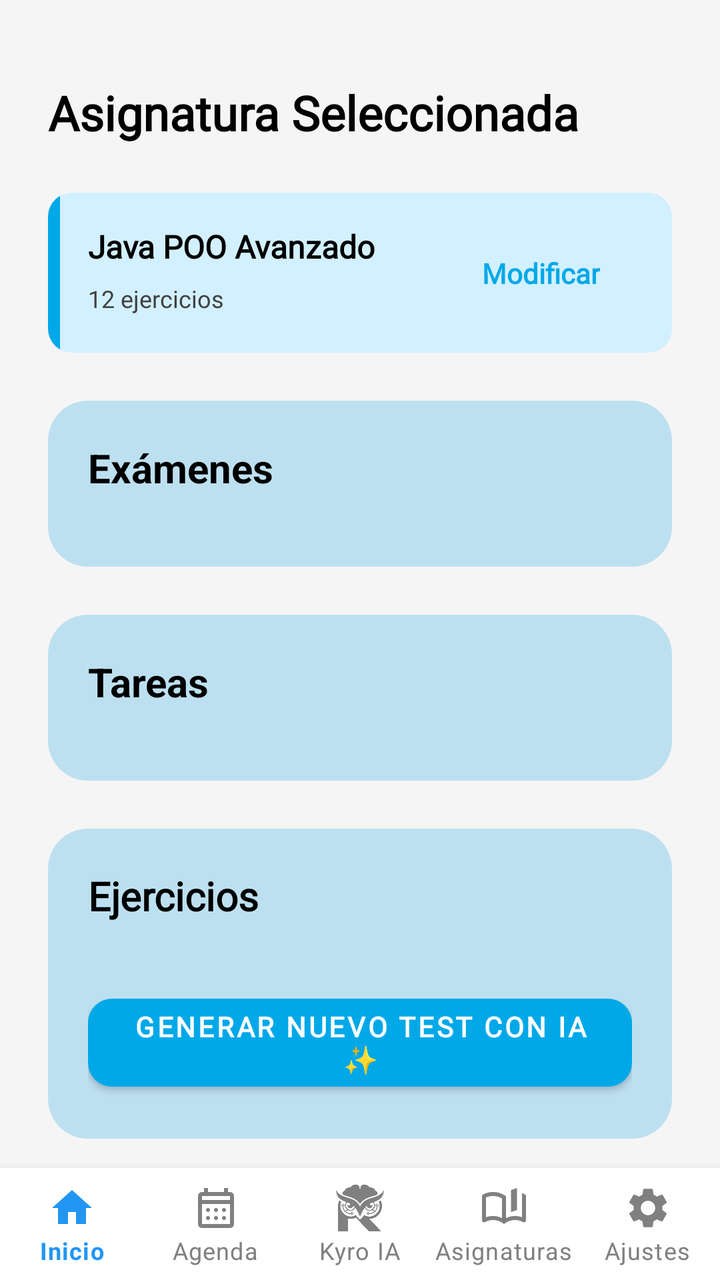
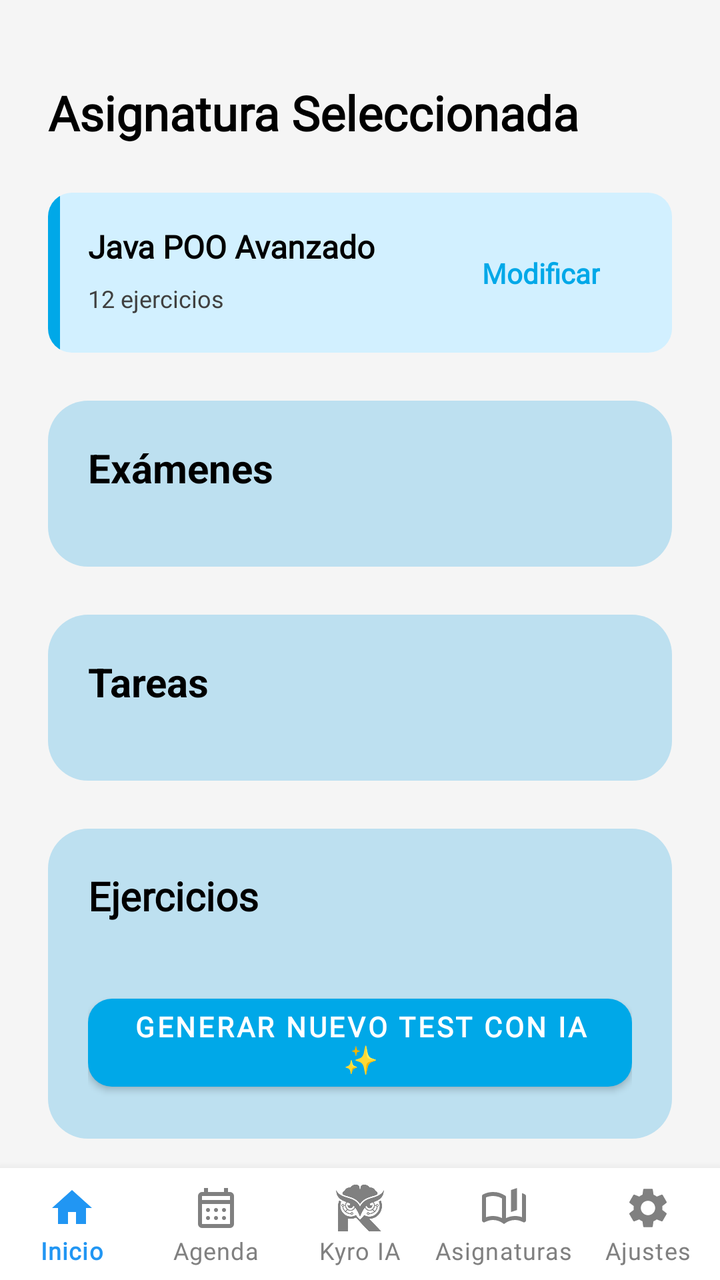

An Android layout rendered at two revisions. The XML below is the earlier revision; the diff shows what the commit changed to produce the second picture.
<!-- AndroidManifest.xml: activity theme Theme.MaterialComponents.Light.NoActionBar -->
<!-- res/layout/activity_asignatura_seleccionada.xml -->
<?xml version="1.0" encoding="utf-8"?>
<androidx.constraintlayout.widget.ConstraintLayout xmlns:android="http://schemas.android.com/apk/res/android"
    xmlns:app="http://schemas.android.com/apk/res-auto"
    xmlns:tools="http://schemas.android.com/tools"
    android:layout_width="match_parent"
    android:layout_height="match_parent"
    android:background="#F5F5F5"
    android:fitsSystemWindows="true">

    <androidx.core.widget.NestedScrollView
        android:layout_width="0dp"
        android:layout_height="0dp"
        android:fillViewport="true"
        app:layout_constraintBottom_toTopOf="@+id/bottomNavigation"
        app:layout_constraintEnd_toEndOf="parent"
        app:layout_constraintStart_toStartOf="parent"
        app:layout_constraintTop_toTopOf="parent">

        <androidx.constraintlayout.widget.ConstraintLayout
            android:layout_width="match_parent"
            android:layout_height="wrap_content"
            android:padding="24dp">

            <TextView
                android:id="@+id/tvTituloSeleccionado"
                android:layout_width="wrap_content"
                android:layout_height="wrap_content"
                android:layout_marginTop="16dp"
                android:fontFamily="@font/poppins"
                android:text="@string/asignatura_sel_titulo"
                android:textColor="#000000"
                android:textSize="24sp"
                android:textStyle="bold"
                app:layout_constraintStart_toStartOf="parent"
                app:layout_constraintTop_toTopOf="parent" />

            <com.google.android.material.card.MaterialCardView
                android:id="@+id/cardEjercicios"
                android:layout_width="match_parent"
                android:layout_height="wrap_content"
                android:layout_marginTop="24dp"
                app:cardBackgroundColor="@android:color/transparent"
                app:cardCornerRadius="12dp"
                app:cardElevation="0dp"
                app:cardPreventCornerOverlap="false"
                app:layout_constraintTop_toBottomOf="@+id/tvTituloSeleccionado"
                app:strokeWidth="0dp">

                <androidx.constraintlayout.widget.ConstraintLayout
                    android:layout_width="match_parent"
                    android:layout_height="wrap_content"
                    android:background="@drawable/bg_azul_claro_kyro"
                    android:minHeight="80dp">

                    <View
                        android:layout_width="6dp"
                        android:layout_height="0dp"
                        android:background="#00A8E8"
                        app:layout_constraintBottom_toBottomOf="parent"
                        app:layout_constraintStart_toStartOf="parent"
                        app:layout_constraintTop_toTopOf="parent" />

                    <TextView
                        android:id="@+id/tvNombreAsignatura"
                        android:layout_width="0dp"
                        android:layout_height="wrap_content"
                        android:layout_marginStart="20dp"
                        android:layout_marginTop="16dp"
                        android:layout_marginEnd="8dp"
                        android:fontFamily="@font/poppins"
                        android:text="@string/asignatura_sel_placeholder_asignatura"
                        android:textColor="#000000"
                        android:textSize="16sp"
                        android:textStyle="bold"
                        app:layout_constraintEnd_toStartOf="@+id/btnModificar"
                        app:layout_constraintStart_toStartOf="parent"
                        app:layout_constraintTop_toTopOf="parent" />

                    <TextView
                        android:layout_width="wrap_content"
                        android:layout_height="wrap_content"
                        android:layout_marginStart="20dp"
                        android:layout_marginTop="4dp"
                        android:layout_marginBottom="16dp"
                        android:fontFamily="@font/poppins"
                        android:text="@string/asignatura_sel_placeholder_ejercicios"
                        android:textColor="#404040"
                        android:textSize="12sp"
                        app:layout_constraintBottom_toBottomOf="parent"
                        app:layout_constraintStart_toStartOf="parent"
                        app:layout_constraintTop_toBottomOf="@+id/tvNombreAsignatura" />

                    <TextView
                        android:id="@+id/btnModificar"
                        android:layout_width="wrap_content"
                        android:layout_height="wrap_content"
                        android:layout_marginEnd="16dp"
                        android:fontFamily="@font/poppins"
                        android:text="@string/asignatura_sel_btn_modificar"
                        android:textColor="#00A8E8"
                        android:textSize="14sp"
                        android:textStyle="bold"
                        android:padding="20dp"
                        app:layout_constraintBottom_toBottomOf="parent"
                        app:layout_constraintEnd_toEndOf="parent"
                        app:layout_constraintTop_toTopOf="parent" />

                </androidx.constraintlayout.widget.ConstraintLayout>
            </com.google.android.material.card.MaterialCardView>

            <LinearLayout
                android:id="@+id/containerExamenes"
                android:layout_width="match_parent"
                android:layout_height="wrap_content"
                android:layout_marginTop="24dp"
                android:background="@drawable/bg_azul_kyro"
                android:orientation="vertical"
                android:padding="20dp"
                app:layout_constraintTop_toBottomOf="@+id/cardEjercicios">

                <TextView
                    android:layout_width="wrap_content"
                    android:layout_height="wrap_content"
                    android:layout_marginBottom="16dp"
                    android:text="@string/asignatura_sel_header_examenes"
                    android:textColor="#000000"
                    android:textSize="20sp"
                    android:textStyle="bold" />

                <LinearLayout
                    android:id="@+id/examsContainer"
                    android:layout_width="match_parent"
                    android:layout_height="wrap_content"
                    android:orientation="vertical" />

            </LinearLayout>

            <LinearLayout
                android:id="@+id/containerTareas"
                android:layout_width="match_parent"
                android:layout_height="wrap_content"
                android:layout_marginTop="24dp"
                android:background="@drawable/bg_azul_kyro"
                android:orientation="vertical"
                android:padding="20dp"
                app:layout_constraintTop_toBottomOf="@+id/containerExamenes">

                <TextView
                    android:layout_width="wrap_content"
                    android:layout_height="wrap_content"
                    android:layout_marginBottom="16dp"
                    android:text="@string/asignatura_sel_header_tareas"
                    android:textColor="#000000"
                    android:textSize="20sp"
                    android:textStyle="bold" />

                <LinearLayout
                    android:id="@+id/tasksContainer"
                    android:layout_width="match_parent"
                    android:layout_height="wrap_content"
                    android:orientation="vertical" />

            </LinearLayout>

            <LinearLayout
                android:id="@+id/containerEjercicios"
                android:layout_width="match_parent"
                android:layout_height="wrap_content"
                android:layout_marginTop="24dp"
                android:background="@drawable/bg_azul_kyro"
                android:orientation="vertical"
                android:padding="20dp"
                app:layout_constraintTop_toBottomOf="@+id/containerTareas">

                <TextView
                    android:layout_width="wrap_content"
                    android:layout_height="wrap_content"
                    android:layout_marginBottom="16dp"
                    android:fontFamily="@font/poppins"
                    android:text="@string/asignatura_sel_subtitulo_ejercicios"
                    android:textColor="#000000"
                    android:textSize="20sp"
                    android:textStyle="bold" />

                <androidx.recyclerview.widget.RecyclerView
                    android:id="@+id/rvEjercicios"
                    android:layout_width="match_parent"
                    android:layout_height="wrap_content"
                    android:nestedScrollingEnabled="false"
                    tools:itemCount="1"
                    tools:listitem="@layout/item_ejercicio_card" />

                <TextView
                    android:id="@+id/tvSinEjercicios"
                    android:layout_width="match_parent"
                    android:layout_height="wrap_content"
                    android:text="@string/asignatura_sel_sin_ejercicios"
                    android:gravity="center"
                    android:padding="10dp"
                    android:visibility="gone"/>

                <com.google.android.material.button.MaterialButton
                    android:id="@+id/btnGenerarMasEjercicios"
                    android:layout_width="match_parent"
                    android:layout_height="56dp"
                    android:layout_marginTop="16dp"
                    android:text="@string/asignatura_sel_btn_generar_mas"
                    android:fontFamily="@font/poppins"
                    android:textStyle="bold"
                    android:textColor="#FFFFFF"
                    app:backgroundTint="#00A8E8"
                    app:cornerRadius="12dp" />

            </LinearLayout>

            <View
                android:layout_width="match_parent"
                android:layout_height="20dp"
                app:layout_constraintTop_toBottomOf="@+id/containerEjercicios" />

        </androidx.constraintlayout.widget.ConstraintLayout>
    </androidx.core.widget.NestedScrollView>

    <com.google.android.material.bottomnavigation.BottomNavigationView
        android:id="@+id/bottomNavigation"
        android:layout_width="0dp"
        android:layout_height="wrap_content"
        android:background="@android:color/white"
        app:elevation="8dp"
        app:itemIconTint="@color/nav_item_colors"
        app:itemTextColor="@color/nav_item_colors"
        app:labelVisibilityMode="labeled"
        app:layout_constraintBottom_toBottomOf="parent"
        app:layout_constraintEnd_toEndOf="parent"
        app:layout_constraintStart_toStartOf="parent"
        app:menu="@menu/bottom_nav_menu" />

</androidx.constraintlayout.widget.ConstraintLayout>
<!-- res/layout/item_ejercicio_card.xml (included above) -->
<?xml version="1.0" encoding="utf-8"?>
<androidx.cardview.widget.CardView xmlns:android="http://schemas.android.com/apk/res/android"
    xmlns:app="http://schemas.android.com/apk/res-auto"
    android:layout_width="match_parent"
    android:layout_height="wrap_content"
    android:layout_marginBottom="12dp"
    app:cardCornerRadius="12dp"
    app:cardElevation="2dp">

    <androidx.constraintlayout.widget.ConstraintLayout
        android:layout_width="match_parent"
        android:layout_height="wrap_content"
        android:background="#FFFFFF"
        android:padding="16dp">

        <ImageView
            android:id="@+id/ivIcon"
            android:layout_width="40dp"
            android:layout_height="40dp"
            android:src="@drawable/ic_test_quiz"
            android:padding="4dp"
            app:layout_constraintBottom_toBottomOf="parent"
            app:layout_constraintStart_toStartOf="parent"
            app:layout_constraintTop_toTopOf="parent"
            android:contentDescription="@null" />

        <TextView
            android:id="@+id/tvTituloEjercicio"
            android:layout_width="0dp"
            android:layout_height="wrap_content"
            android:layout_marginStart="16dp"
            android:layout_marginEnd="8dp"
            android:fontFamily="@font/poppins"
            android:text="@string/item_ejercicio_card_titulo"
            android:textColor="#333333"
            android:textSize="16sp"
            android:textStyle="bold"
            app:layout_constraintEnd_toStartOf="@+id/btnEliminar"
            app:layout_constraintStart_toEndOf="@+id/ivIcon"
            app:layout_constraintTop_toTopOf="parent" />

        <TextView
            android:id="@+id/tvDescripcionEjercicio"
            android:layout_width="0dp"
            android:layout_height="wrap_content"
            android:layout_marginStart="16dp"
            android:layout_marginEnd="8dp"
            android:fontFamily="@font/poppins"
            android:text="@string/item_ejercicio_card_desc"
            android:textColor="#757575"
            android:textSize="12sp"
            app:layout_constraintEnd_toStartOf="@+id/btnEliminar"
            app:layout_constraintStart_toEndOf="@+id/ivIcon"
            app:layout_constraintTop_toBottomOf="@+id/tvTituloEjercicio" />

        <ImageButton
            android:id="@+id/btnEliminar"
            android:layout_width="40dp"
            android:layout_height="40dp"
            android:background="?attr/selectableItemBackgroundBorderless"
            android:contentDescription="@string/desc_eliminar_ejercicio"
            android:src="@drawable/ic_trash"
            app:layout_constraintBottom_toBottomOf="parent"
            app:layout_constraintEnd_toEndOf="parent"
            app:layout_constraintTop_toTopOf="parent" />

    </androidx.constraintlayout.widget.ConstraintLayout>
</androidx.cardview.widget.CardView>
<!-- resources referenced by this layout -->
<resources>
  <!-- drawable bg_azul_claro_kyro (drawable) -->
  <?xml version="1.0" encoding="utf-8"?>
  <shape xmlns:android="http://schemas.android.com/apk/res/android">
      <solid android:color="#D2F0FF"/>
      <corners android:radius="10dp"/>
  </shape>
  <!-- drawable bg_azul_kyro (drawable) -->
  <?xml version="1.0" encoding="utf-8"?>
  <shape xmlns:android="http://schemas.android.com/apk/res/android">
      <solid android:color="#BDE0F0"/>
      <corners android:radius="20dp"/>
  </shape>
  <!-- drawable ic_test_quiz (drawable) -->
  <vector xmlns:android="http://schemas.android.com/apk/res/android"
      android:width="24dp"
      android:height="24dp"
      android:viewportWidth="100"
      android:viewportHeight="130">
  
      <path
          android:fillColor="#F5F5F5"
          android:pathData="M8,0 H92 A8,8 0 0 1 100,8 V122 A8,8 0 0 1 92,130 H8 A8,8 0 0 1 0,122 V8 A8,8 0 0 1 8,0 Z"/>
  
      <path
          android:fillColor="#424242"
          android:pathData="M25,15 h50 a4,4 0 0 1 4,4 v6 a4,4 0 0 1 -4,4 h-50 a4,4 0 0 1 -4,-4 v-6 a4,4 0 0 1 4,-4 z"/>
  
      <path
          android:fillColor="#9E9E9E"
          android:pathData="
          M15,45 h14 v14 h-14 z
          M38,49 h48 v6 h-48 z
  
          M15,72 h14 v14 h-14 z
          M38,76 h48 v6 h-48 z
  
          M15,99 h14 v14 h-14 z
          M38,103 h48 v6 h-48 z"/>
  
  </vector>
  <!-- drawable ic_trash (drawable) -->
  <vector xmlns:android="http://schemas.android.com/apk/res/android"
      android:width="24dp"
      android:height="24dp"
      android:viewportWidth="24"
      android:viewportHeight="24"
      android:tint="#FF5252"> <path
      android:fillColor="@android:color/white"
      android:pathData="M6,19c0,1.1 0.9,2 2,2h8c1.1,0 2,-0.9 2,-2V7H6v12zM19,4h-3.5l-1,-1h-5l-1,1H5v2h14V4z"/>
  </vector>
  <string name="asignatura_sel_btn_generar_mas">Generar nuevo test con IA ✨</string>
  <string name="asignatura_sel_btn_modificar">Modificar</string>
  <string name="asignatura_sel_header_examenes">Exámenes</string>
  <string name="asignatura_sel_header_tareas">Tareas</string>
  <string name="asignatura_sel_placeholder_asignatura">Java POO Avanzado</string>
  <string name="asignatura_sel_placeholder_ejercicios">12 ejercicios</string>
  <string name="asignatura_sel_sin_ejercicios">No hay ejercicios generados aún.</string>
  <string name="asignatura_sel_subtitulo_ejercicios">Ejercicios</string>
  <string name="asignatura_sel_titulo">Asignatura Seleccionada</string>
  <string name="desc_eliminar_ejercicio">Eliminar ejercicio</string>
  <string name="item_ejercicio_card_desc">Toca para realizar este test</string>
  <string name="item_ejercicio_card_titulo">Test Generado</string>
</resources>

<!-- the commit's change to res/layout/activity_asignatura_seleccionada.xml (unified diff, before → after) -->
@@ -233,7 +233,9 @@
         app:layout_constraintBottom_toBottomOf="parent"
         app:layout_constraintEnd_toEndOf="parent"
         app:layout_constraintStart_toStartOf="parent"
-        app:menu="@menu/bottom_nav_menu" />
+        app:menu="@menu/bottom_nav_menu"
+        app:itemTextAppearanceActive="@style/BottomNavTextStyle"
+        app:itemTextAppearanceInactive="@style/BottomNavTextStyle"/>/>
 
 </androidx.constraintlayout.widget.ConstraintLayout>
 <!-- res/layout/item_ejercicio_card.xml (included above) -->
<!-- resource entries referenced after the edit -->
@@ -62,5 +62,9 @@
   <string name="desc_eliminar_ejercicio">Eliminar ejercicio</string>
   <string name="item_ejercicio_card_desc">Toca para realizar este test</string>
   <string name="item_ejercicio_card_titulo">Test Generado</string>
+  <style name="BottomNavTextStyle" parent="TextAppearance.MaterialComponents.Caption">
+          <item name="android:fontFamily">@font/poppins</item>
+          <item name="fontFamily">@font/poppins</item>
+      </style>
 </resources>
 
